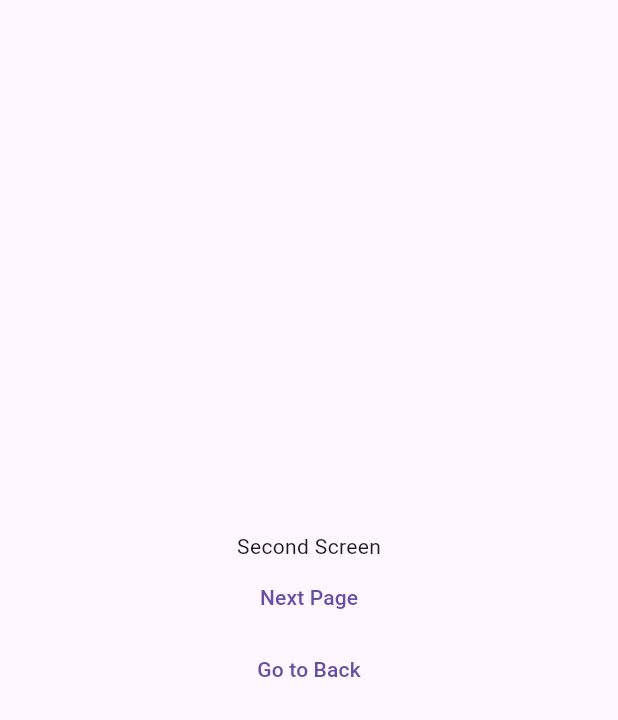
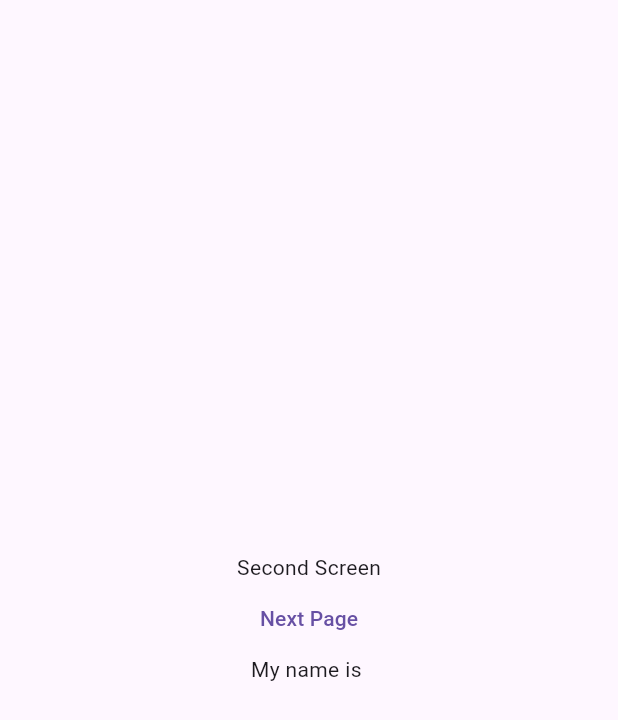
Before and after one commit to sathishpeduruarachchi/flutter_state_management, a Flutter app: the screen it shows after launch, after a tap on "Next Page", on a phone screen of 412 x 824 dp. Shown: the top 720 px of the screen. Run offline on Flutter 3.47's test engine with Material 3 defaults, Android fonts, the phone set to English and light mode, and no system bars.

Commit message:
if there calling from first screen to second screen then build in second screen for variable

```diff
--- a/lib/first_screen.dart
+++ b/lib/first_screen.dart
@@ -9,6 +9,8 @@ class FirstScreen extends StatefulWidget {
 }
 
 class _FirstScreenState extends State<FirstScreen> {
+  final firstTextFeildCotroller = TextEditingController();
+
   @override
   Widget build(BuildContext context) {
     return Scaffold(
@@ -22,11 +24,17 @@ class _FirstScreenState extends State<FirstScreen> {
                 Navigator.push(
                   context,
                   MaterialPageRoute(
-                    builder: (context) => const SecondScreen(),
+                    builder: (context) => SecondScreen(
+                      data: firstTextFeildCotroller.text,
+                    ),
                   ),
                 );
+                print(firstTextFeildCotroller.text);
               },
               child: const Text("Next Page"),
+            ),
+            TextField(
+              controller: firstTextFeildCotroller,
             )
           ],
         ),
--- a/lib/second_screen.dart
+++ b/lib/second_screen.dart
@@ -2,13 +2,17 @@ import 'package:flutter/material.dart';
 import 'package:state_flutter/third_screen.dart';
 
 class SecondScreen extends StatefulWidget {
-  const SecondScreen({super.key});
+  final String data;
+  const SecondScreen({super.key, required this.data});
 
   @override
   State<SecondScreen> createState() => _SecondScreenState();
 }
 
 class _SecondScreenState extends State<SecondScreen> {
+
+
+
   @override
   Widget build(BuildContext context) {
     return Scaffold(
@@ -25,15 +29,17 @@ class _SecondScreenState extends State<SecondScreen> {
                     builder: (context) => const ThirdScreen(),
                   ),
                 );
+
               },
               child: const Text("Next Page"),
             ),
-            TextButton(
-              onPressed: () {
-                Navigator.pop(context);
-              },
-              child: const Text("Go to Back"),
-            )
+            // TextButton(
+            //   onPressed: () {
+            //     Navigator.pop(context);
+            //   },
+            //   child: const Text("Go to Back"),
+            // ),
+            Text("My name is ${widget.data}")
           ],
         ),
       ),
--- a/lib/third_screen.dart
+++ b/lib/third_screen.dart
@@ -8,6 +8,9 @@ class ThirdScreen extends StatefulWidget {
 }
 
 class _ThirdScreenState extends State<ThirdScreen> {
+
+  // final firstTextFeildCotroller = TextEditingController();
+
   @override
   Widget build(BuildContext context) {
     return Scaffold(
@@ -31,6 +34,7 @@ class _ThirdScreenState extends State<ThirdScreen> {
               },
               child: const Text("Back to 1st"),
             ),
+            //TextField()
           ],
         ),
       ),
```
